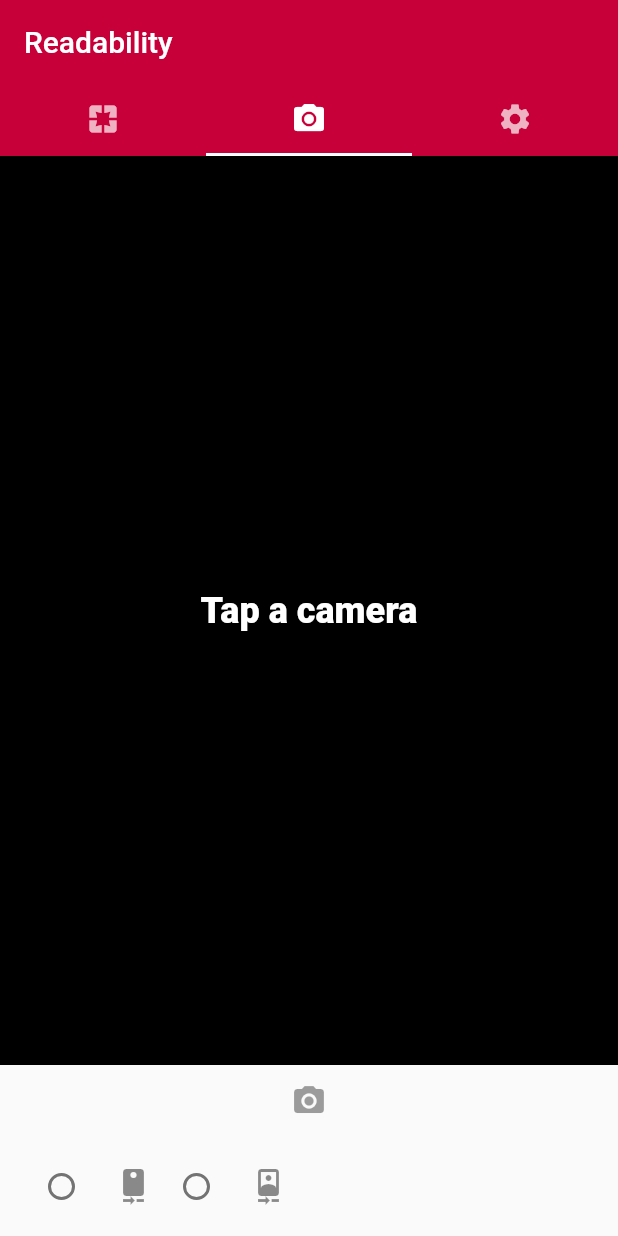
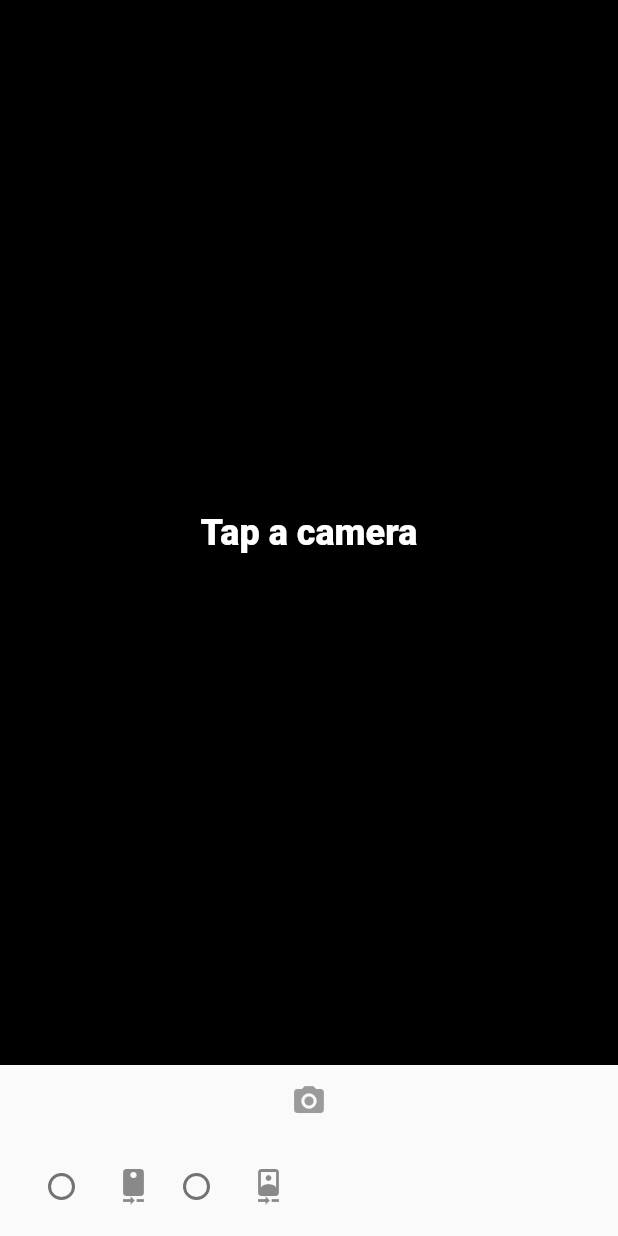
Before and after one commit to angel-penchev/readability, a Flutter app: the screen it shows after launch, on a phone screen of 412 x 824 dp. Run offline on Flutter 3.47's test engine with Material 2 defaults, Android fonts, the phone set to English and light mode, and no system bars; our stand-ins replace camera.

Commit message:
Replaced the home_screen.dart tab navigation with a PageView one
Now the HomeScreen widget uses a vertical PageView() for screen navigation.

```diff
--- a/app/lib/home_screen.dart
+++ b/app/lib/home_screen.dart
@@ -13,35 +13,23 @@ class HomeScreen extends StatefulWidget {
 
 class _HomeScreenState extends State<HomeScreen>
     with SingleTickerProviderStateMixin {
-  TabController _tabController;
+  final PageController _pageController = PageController(initialPage: 1);
 
   @override
   void initState() {
     super.initState();
-    _tabController = new TabController(vsync: this, initialIndex: 1, length: 4);
   }
 
   @override
   Widget build(BuildContext context) {
     return new Scaffold(
-      appBar: new AppBar(
-        title: Text("Readability"),
-        bottom: new TabBar(
-          controller: _tabController,
-          indicatorColor: Colors.white,
-          tabs: <Widget>[
-            new Tab(icon: new Icon(Icons.pages)),
-            new Tab(icon: new Icon(Icons.camera_alt)),
-            new Tab(icon: new Icon(Icons.settings)),
-          ],
-        ),
-      ),
-      body: new TabBarView(
-        controller: _tabController,
+      body: PageView(
+        scrollDirection: Axis.vertical,
+        controller: _pageController,
         children: <Widget>[
-          new OpenScreen(),
-          new ScanScreen(widget.cameras),
-          new SettingsScreen(),
+          SettingsScreen(),
+          ScanScreen(widget.cameras),
+          OpenScreen(),
         ],
       ),
     );
--- a/app/lib/screens/open_screen.dart
+++ b/app/lib/screens/open_screen.dart
@@ -14,7 +14,7 @@ class _OpenScreen extends State<OpenScreen> {
   Widget build(BuildContext context) {
     return Scaffold(
       body: PageView(
-        scrollDirection: Axis.vertical,
+        scrollDirection: Axis.horizontal,
         controller: ctrl,
         children: [
           FutureBuilder(
```
